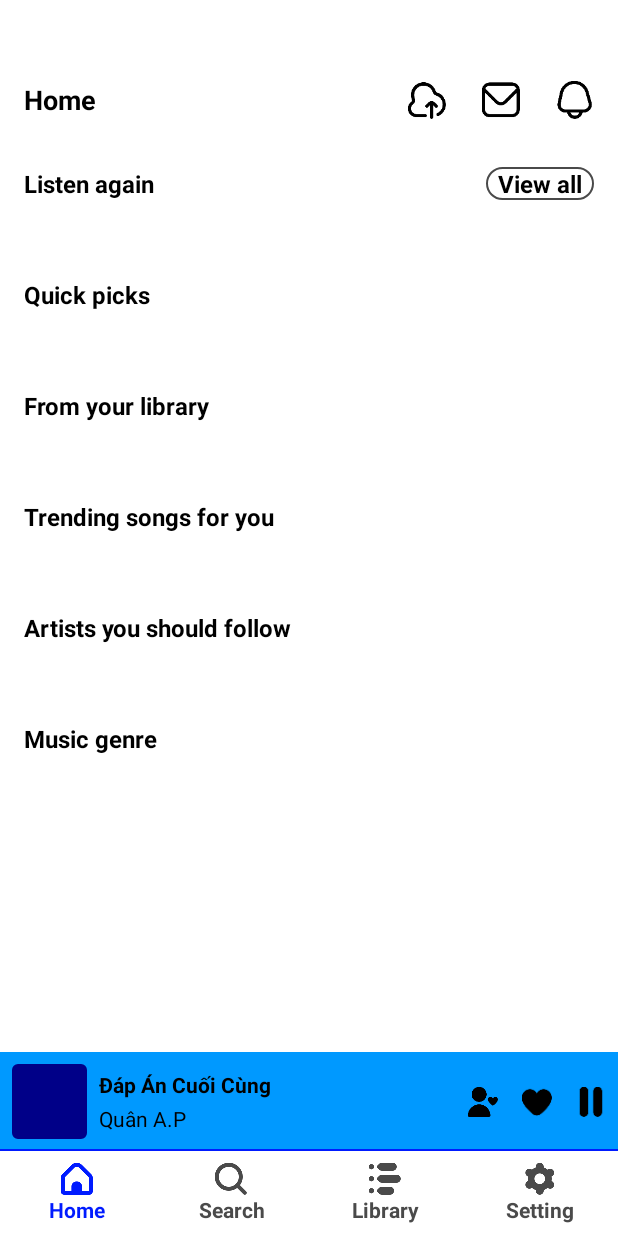
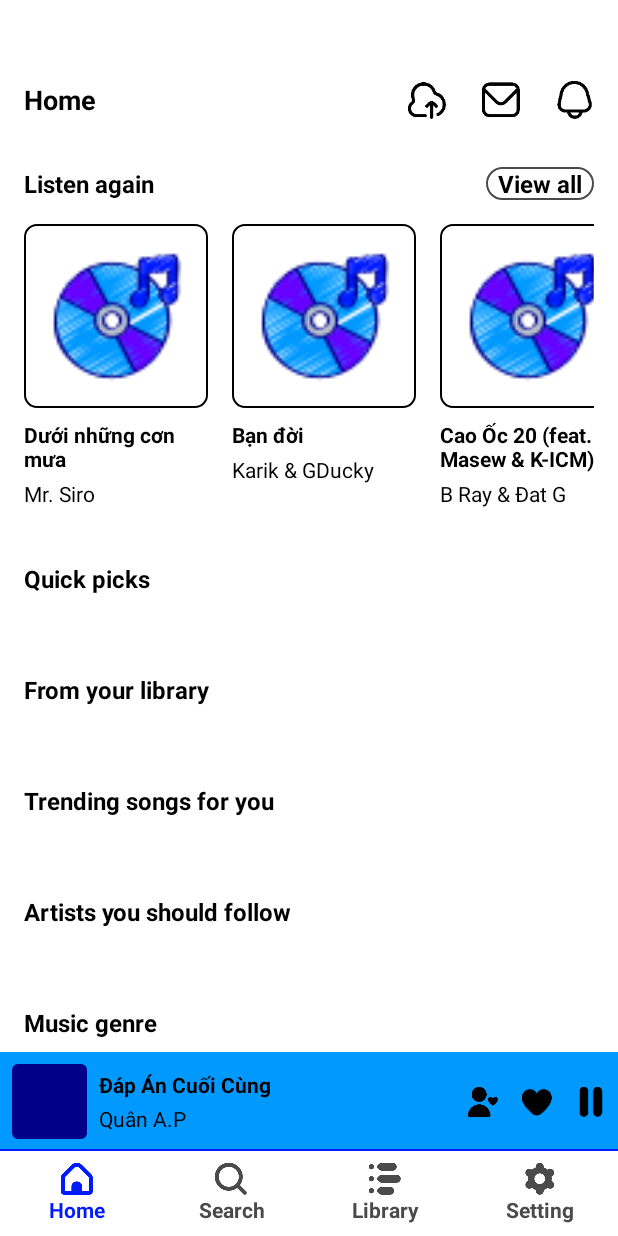
Before and after one commit to PhanManh69/EManh-MP3, an Android app: the screen it shows after launch (MainActivity), on a phone screen of 412 x 824 dp. Run offline under Robolectric (Android 15) with nearby library versions, the phone set to English and light mode, and no system bars; pictures from the network do not load.

Commit message:
design layout listen again

```diff
--- a/app/build.gradle.kts
+++ b/app/build.gradle.kts
@@ -37,6 +37,7 @@ android {
     }
     buildFeatures {
         viewBinding = true
+        true.also { dataBinding = it }
     }
     packagingOptions {
         exclude("META-INF/NOTICE.md")
--- a/app/src/main/AndroidManifest.xml
+++ b/app/src/main/AndroidManifest.xml
@@ -1,6 +1,8 @@
 <?xml version="1.0" encoding="utf-8"?>
 <manifest xmlns:android="http://schemas.android.com/apk/res/android"
     xmlns:tools="http://schemas.android.com/tools">
+
+    <uses-permission android:name="android.permission.INTERNET" />
 
     <application
         android:allowBackup="true"
--- a/app/src/main/java/com/emanh/mp3/model/ListenAgainModel.kt
+++ b/app/src/main/java/com/emanh/mp3/model/ListenAgainModel.kt
@@ -4,10 +4,10 @@ import android.os.Parcel
 import android.os.Parcelable
 
 data class ListenAgainModel(
-    val id: Int = 0,
-    val logo: String = "",
-    val name: String = "",
-    val singer: String = ""
+    var id: Int = 0,
+    var logo: String = "",
+    var name: String = "",
+    var singer: String = ""
 ) : Parcelable {
     constructor(parcel: Parcel) : this(
         parcel.readInt(),
--- /dev/null
+++ b/app/src/main/java/com/emanh/mp3/model/data/ListenAgainData.kt
@@ -0,0 +1,62 @@
+package com.emanh.mp3.model.data
+
+import com.emanh.mp3.model.ListenAgainModel
+
+class ListenAgainData {
+
+    fun listenAgain(): MutableList<ListenAgainModel> {
+        return mutableListOf(
+            ListenAgainModel(
+                1,
+                "https://lh3.googleusercontent.com/JlB3pQ4FrECSG3Oia0TOJA5OlQ0KENNw_2nykmfxJUH3alTE5Z_9kXQ9iCqzHor8X_ROvEJY1pgHegEq=w544-h544-l90-rj",
+                "Dưới những cơn mưa",
+                "Mr. Siro"
+            ), ListenAgainModel(
+                2,
+                "https://lh3.googleusercontent.com/yzgTPXOp0DVso6ms20Q6gI3kKhFxRAlP_irLcg2770Z9jviap4WiRqC28_RJ4vTNCpe9gZOk4eTzdaiN=w544-h544-l90-rj",
+                "Bạn đời",
+                "Karik & GDucky"
+            ), ListenAgainModel(
+                3,
+                "https://lh3.googleusercontent.com/2TE0dijfOK_2NpYhlSNtC0P7kGiIOLnIAH8DSwGOQ_XUKvvNHM3DwoFADZO0SoLvgSQVDkDAgbChvm8=w544-h544-l90-rj",
+                "Cao Ốc 20 (feat. Masew & K-ICM)",
+                "B Ray & Đat G"
+            ), ListenAgainModel(
+                4,
+                "https://lh3.googleusercontent.com/sQYutQRUxApf7AGQgszUHK8sjpniIZy1_WDU33yT1RFsVeHDAywYWT4HKyCQyT__3HdS7lo_LQCqf_Qc=w544-h544-l90-rj",
+                "24h",
+                "LyLy"
+            ), ListenAgainModel(
+                5,
+                "https://lh3.googleusercontent.com/gBLJFq62tgXNj6sNgCvvktwMJcU4f5kIhwFVzU3LuP3kpH18D-lu8BULAyP_54DHr5P8g53caZvSIH3njQ=w544-h544-l90-rj",
+                "Anh đã ổn hơn",
+                "RPT MCK"
+            ), ListenAgainModel(
+                6,
+                "https://lh3.googleusercontent.com/k5gV4ymXpqq_Fq9Uc5C4NblzM_USXKCpB8CzhGr2N24LXY8Q9KfeOptKpHxGaRa82lAgtvK1sMdsc7lzZQ=w544-h544-l90-rj",
+                "Buồn hay vui",
+                "VSOUL ft. RPT MCK, Obito, Ronboogz"
+            ), ListenAgainModel(
+                7,
+                "https://lh3.googleusercontent.com/l2YZII16rWJPxv7EYBhryDyytUEuYx_nLMpdCb1iO5cf7DSqwqzxKvo9Hc3n8YEkKsSoHfa5ZOu0M72O=w544-h544-l90-rj",
+                "Một bước yêu vạn dặm",
+                "Mr. Siro"
+            ), ListenAgainModel(
+                8,
+                "https://lh3.googleusercontent.com/pfSzLZ4sOszNMfkO6zwbddycxCHFKw_uvcLUQNTjl1szjQBsVXXi75Lk_UKu3e4YTUQMxHdpK7CYg4M50g=w544-h544-l90-rj",
+                "Chơi như tụi mỹ",
+                "Andree Right Hand"
+            ), ListenAgainModel(
+                9,
+                "https://lh3.googleusercontent.com/3uBriO29eqN74NeGlBWwpcc_WTg-3dd7mXsACqtds30Q6eoQDzvmjRLGkBj2JH3aOFlvfdPrE6blZ4c=w544-h544-l90-rj",
+                "Chịu cách mình nói thua",
+                "Rhyder, Coolkid & BAN"
+            ), ListenAgainModel(
+                10,
+                "https://lh3.googleusercontent.com/_BXNvSUCMUr_rmXn-R-PSrnIEL_niDMU-eUOT5yDPoazzTGfW_YHlEL6WblJ9xPvW9k3RDFrVvnzk2NenA=w544-h544-l90-rj",
+                "Vinflow",
+                "Wxrdie, WOKEUP & 2pillz"
+            )
+        )
+    }
+}
--- a/app/src/main/java/com/emanh/mp3/view/home/HomeFragment.kt
+++ b/app/src/main/java/com/emanh/mp3/view/home/HomeFragment.kt
@@ -1,18 +1,22 @@
 package com.emanh.mp3.view.home
 
 import android.os.Bundle
-import androidx.fragment.app.Fragment
 import android.view.LayoutInflater
 import android.view.View
 import android.view.ViewGroup
-import com.emanh.mp3.R
+import androidx.fragment.app.viewModels
+import androidx.lifecycle.Observer
+import androidx.recyclerview.widget.LinearLayoutManager
 import com.emanh.mp3.databinding.FragmentHomeBinding
 import com.emanh.mp3.helper.BaseFragment
+import com.emanh.mp3.viewModel.ListenAgainViewModel
 
 class HomeFragment : BaseFragment() {
 
     private var _binding: FragmentHomeBinding? = null
     private val binding get() = _binding!!
+    private val listenAgainViewModel: ListenAgainViewModel by viewModels()
+
     override fun onCreateView(
         inflater: LayoutInflater, container: ViewGroup?,
         savedInstanceState: Bundle?
@@ -36,6 +40,13 @@ class HomeFragment : BaseFragment() {
     }
 
     private fun initListenAgain() {
+        val listenAgainAdapter = ListenAgainAdapter(mutableListOf())
+        binding.listListenAgain.layoutManager =
+            LinearLayoutManager(context, LinearLayoutManager.HORIZONTAL, false)
+        binding.listListenAgain.adapter = listenAgainAdapter
 
+        listenAgainViewModel.listenAgainList.observe(viewLifecycleOwner, Observer {
+            listenAgainAdapter.updateList(it)
+        })
     }
 }
--- a/app/src/main/java/com/emanh/mp3/view/home/ListenAgainAdapter.kt
+++ b/app/src/main/java/com/emanh/mp3/view/home/ListenAgainAdapter.kt
@@ -1,12 +1,18 @@
 package com.emanh.mp3.view.home
 
+import android.annotation.SuppressLint
 import android.content.Context
+import android.graphics.drawable.Drawable
 import android.view.LayoutInflater
+import android.view.View
 import android.view.ViewGroup
 import androidx.recyclerview.widget.RecyclerView
 import com.bumptech.glide.Glide
-import com.bumptech.glide.load.resource.bitmap.CenterCrop
-import com.bumptech.glide.request.RequestOptions
+import com.bumptech.glide.load.DataSource
+import com.bumptech.glide.load.engine.GlideException
+import com.bumptech.glide.request.RequestListener
+import com.bumptech.glide.request.target.Target
+import com.emanh.mp3.R
 import com.emanh.mp3.databinding.ViewholderListenAgainBinding
 import com.emanh.mp3.model.ListenAgainModel
 
@@ -32,11 +38,45 @@ class ListenAgainAdapter(
     override fun onBindViewHolder(holder: ViewHolder, position: Int) {
         val item = items[position]
 
+        holder.binding.progressLogo.visibility = View.VISIBLE
+        holder.binding.imgLogoSong.visibility = View.GONE
+
         Glide.with(holder.itemView.context)
             .load(item.logo)
-            .apply(RequestOptions().transform(CenterCrop()))
+            .error(R.drawable.ic_logo)
+            .listener(object : RequestListener<Drawable> {
+                override fun onLoadFailed(
+                    e: GlideException?,
+                    model: Any?,
+                    target: Target<Drawable>,
+                    isFirstResource: Boolean
+                ): Boolean {
+                    holder.binding.progressLogo.visibility = View.GONE
+                    holder.binding.imgLogoSong.visibility = View.VISIBLE
+                    return false
+                }
+
+                override fun onResourceReady(
+                    resource: Drawable,
+                    model: Any,
+                    target: Target<Drawable>?,
+                    dataSource: DataSource,
+                    isFirstResource: Boolean
+                ): Boolean {
+                    holder.binding.progressLogo.visibility = View.GONE
+                    holder.binding.imgLogoSong.visibility = View.VISIBLE
+                    return false
+                }
+            })
             .into(holder.binding.imgLogoSong)
         holder.binding.txtNameSong.text = item.name
         holder.binding.txtSingerSong.text = item.singer
     }
+
+    @SuppressLint("NotifyDataSetChanged")
+    fun updateList(newItems: List<ListenAgainModel>) {
+        items.clear()
+        items.addAll(newItems)
+        notifyDataSetChanged()
+    }
 }
--- a/app/src/main/java/com/emanh/mp3/viewModel/ListenAgainViewModel.kt
+++ b/app/src/main/java/com/emanh/mp3/viewModel/ListenAgainViewModel.kt
@@ -1,4 +1,18 @@
 package com.emanh.mp3.viewModel
 
-class ListenAgainViewModel {
+import androidx.lifecycle.LiveData
+import androidx.lifecycle.MutableLiveData
+import androidx.lifecycle.ViewModel
+import com.emanh.mp3.model.ListenAgainModel
+import com.emanh.mp3.model.data.ListenAgainData
+
+class ListenAgainViewModel : ViewModel() {
+
+    private val _listenAgainList = MutableLiveData<MutableList<ListenAgainModel>>()
+    val listenAgainList: LiveData<MutableList<ListenAgainModel>> get() = _listenAgainList
+
+    init {
+        val listenAgainData = ListenAgainData().listenAgain()
+        _listenAgainList.value = listenAgainData
+    }
 }
--- /dev/null
+++ b/app/src/main/res/drawable/bg_white_bd_black_8.xml
@@ -0,0 +1,10 @@
+<?xml version="1.0" encoding="utf-8"?>
+<selector xmlns:android="http://schemas.android.com/apk/res/android">
+    <item>
+        <shape>
+            <solid android:color="@color/white" />
+            <corners android:radius="8dp" />
+            <stroke android:width="1dp" android:color="@color/black" />
+        </shape>
+    </item>
+</selector>
--- a/app/src/main/res/layout/fragment_home.xml
+++ b/app/src/main/res/layout/fragment_home.xml
@@ -76,7 +76,7 @@
                 <TextView
                     android:id="@+id/txtButtonAllListen"
                     style="@style/txt16BlackBold"
-                    android:background="@drawable/bg_white_bd_grey_1"
+                    android:background="@drawable/bg_white_bd_grey_50"
                     android:paddingStart="8dp"
                     android:paddingEnd="8dp"
                     android:text="@string/view_all" />
--- a/app/src/main/res/layout/viewholder_listen_again.xml
+++ b/app/src/main/res/layout/viewholder_listen_again.xml
@@ -1,40 +1,55 @@
 <?xml version="1.0" encoding="utf-8"?>
 <androidx.constraintlayout.widget.ConstraintLayout xmlns:android="http://schemas.android.com/apk/res/android"
+    xmlns:app="http://schemas.android.com/apk/res-auto"
     android:layout_width="wrap_content"
     android:layout_height="wrap_content"
     android:layout_marginStart="8dp"
-    android:layout_marginEnd="8dp"
-    xmlns:app="http://schemas.android.com/apk/res-auto">
+    android:layout_marginEnd="8dp">
 
-    <com.google.android.material.imageview.ShapeableImageView
-        android:id="@+id/imgLogoSong"
-        android:layout_width="120dp"
-        android:layout_height="120dp"
-        android:background="@color/navy"
-        android:scaleType="centerCrop"
-        app:layout_constraintTop_toTopOf="parent"
+    <FrameLayout
+        android:id="@+id/layoutLogo"
+        android:layout_width="wrap_content"
+        android:layout_height="wrap_content"
+        android:background="@drawable/bg_white_bd_black_8"
+        android:padding="1dp"
         app:layout_constraintStart_toStartOf="parent"
-        app:shapeAppearanceOverlay="@style/ShapeAppearanceOverlay.App.Corner8dp"/>
+        app:layout_constraintTop_toTopOf="parent">
+
+        <com.google.android.material.imageview.ShapeableImageView
+            android:id="@+id/imgLogoSong"
+            android:layout_width="120dp"
+            android:layout_height="120dp"
+            android:scaleType="centerCrop"
+            app:shapeAppearanceOverlay="@style/ShapeAppearanceOverlay.App.Corner8dp" />
+
+        <ProgressBar
+            android:id="@+id/progressLogo"
+            android:layout_width="120dp"
+            android:layout_height="120dp"
+            android:layout_gravity="center"
+            android:indeterminateTint="@color/blue"
+            android:padding="46dp"
+            android:visibility="visible" />
+
+    </FrameLayout>
 
     <TextView
+        android:id="@+id/txtNameSong"
         style="@style/txt14BlackBold"
-        android:id="@+id/txtNameSong"
         android:layout_width="0dp"
+        android:layout_marginTop="8dp"
         android:maxLines="2"
-        android:layout_marginTop="8dp"
-        android:text="Có một chuyện tình (Theme Song From 'Ngày xưa có một chuyện tình')"
-        app:layout_constraintTop_toBottomOf="@+id/imgLogoSong"
-        app:layout_constraintStart_toStartOf="@+id/imgLogoSong"
-        app:layout_constraintEnd_toEndOf="@+id/imgLogoSong"/>
+        app:layout_constraintEnd_toEndOf="@+id/layoutLogo"
+        app:layout_constraintStart_toStartOf="@+id/layoutLogo"
+        app:layout_constraintTop_toBottomOf="@+id/layoutLogo" />
 
     <TextView
+        android:id="@+id/txtSingerSong"
         style="@style/txt14Black"
-        android:id="@+id/txtSingerSong"
         android:layout_width="0dp"
         android:layout_marginTop="4dp"
-        android:text="Phan Mạnh Quỳnh"
-        app:layout_constraintStart_toStartOf="@+id/imgLogoSong"
-        app:layout_constraintTop_toBottomOf="@+id/txtNameSong"
-        app:layout_constraintEnd_toEndOf="@+id/imgLogoSong"/>
+        app:layout_constraintEnd_toEndOf="@+id/layoutLogo"
+        app:layout_constraintStart_toStartOf="@+id/layoutLogo"
+        app:layout_constraintTop_toBottomOf="@+id/txtNameSong" />
 
 </androidx.constraintlayout.widget.ConstraintLayout>
```
Also changed, not shown: gradle/libs.versions.toml (+9 -10 lines), app/src/main/res/drawable-hdpi/ic_logo.png, app/src/main/res/drawable-mdpi/ic_logo.png, app/src/main/res/drawable-xhdpi/ic_logo.png, app/src/main/res/drawable-xxhdpi/ic_logo.png, app/src/main/res/drawable-xxxhdpi/ic_logo.png, app/src/main/res/drawable/bg_white_bd_grey_50.xml (renamed from app/src/main/res/drawable/bg_white_bd_grey_1.xml).
